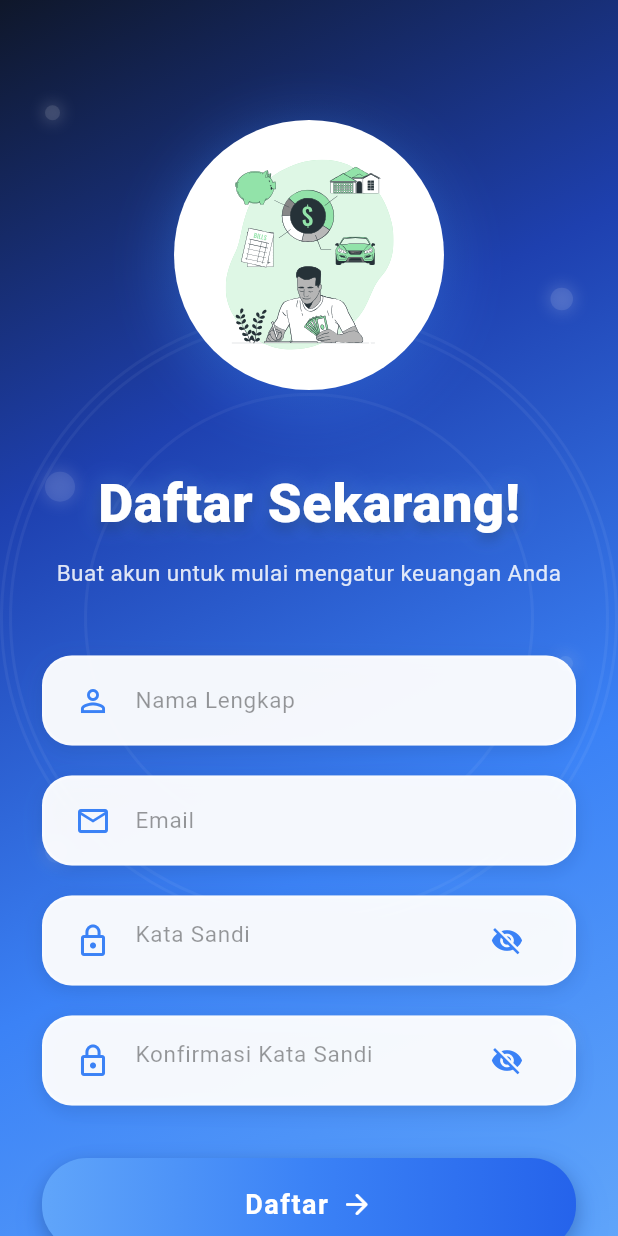
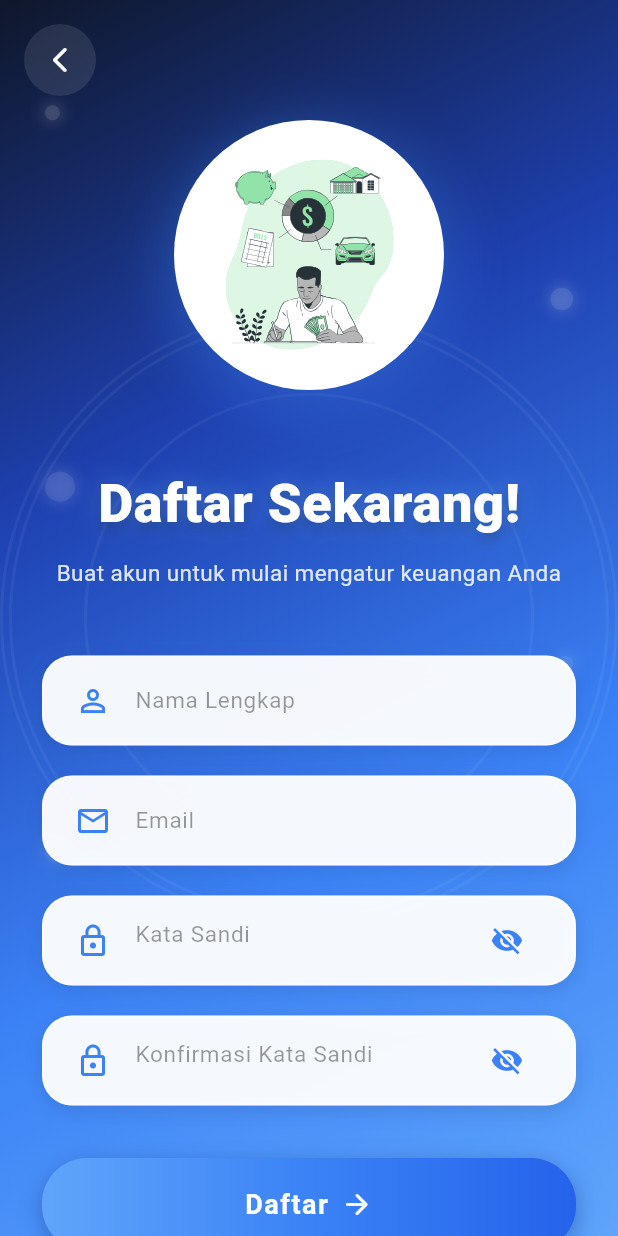
Before and after one commit to Julianarwansah/uas_cashflow_app, a Flutter app: the SignupScreen screen opened directly, on a phone screen of 412 x 824 dp. Run offline on Flutter 3.47's test engine with Material 3 defaults, Android fonts, the phone set to English and light mode, and no system bars; our stand-ins replace firebase_auth, firebase_core, lottie; accounts and stored records are empty.

Commit message:
Pasang tombol kembali di pojok kiri atas

```diff
--- a/lib/login/signup.dart
+++ b/lib/login/signup.dart
@@ -208,6 +208,31 @@ class _SignupScreenState extends State<SignupScreen>
                   },
                 ),
               ),
+
+            // Back Button
+            Positioned(
+              top: 0,
+              left: 0,
+              child: SafeArea(
+                child: Padding(
+                  padding: const EdgeInsets.all(16.0),
+                  child: Container(
+                    decoration: BoxDecoration(
+                      color: Colors.white.withValues(alpha: 0.1),
+                      shape: BoxShape.circle,
+                    ),
+                    child: IconButton(
+                      icon: const Icon(
+                        Icons.arrow_back_ios_new_rounded,
+                        color: Colors.white,
+                        size: 20,
+                      ),
+                      onPressed: () => Navigator.pop(context),
+                    ),
+                  ),
+                ),
+              ),
+            ),
 
             // Main content
             SafeArea(
```
